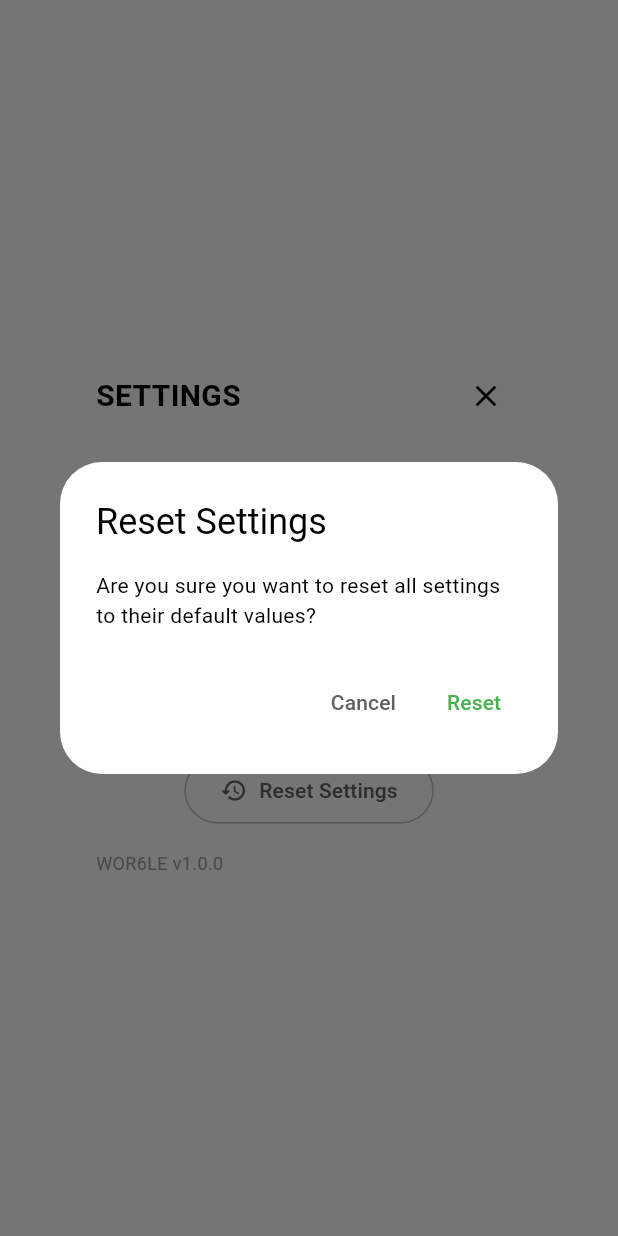
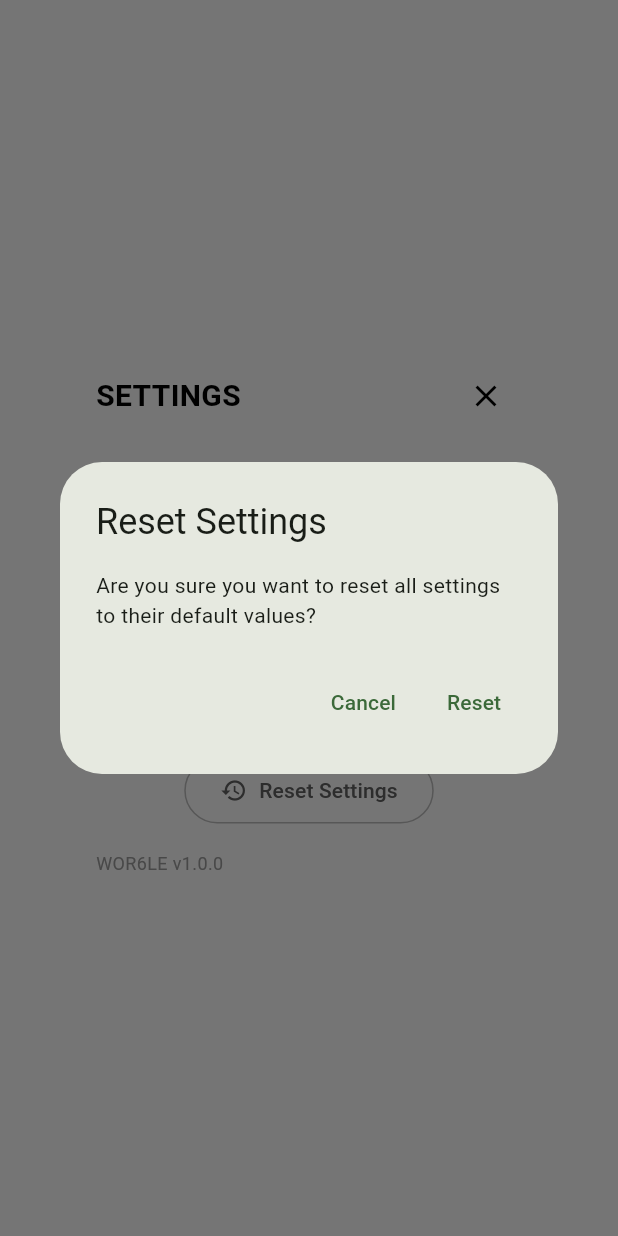
Before and after one commit to gridlocdev/wor6le, a Flutter app: the SettingsDialog widget shown alone on an empty page, opened directly with empty values, after a tap on "Reset Settings", on a phone screen of 412 x 824 dp. Run offline on Flutter 3.47's test engine with Material 3 defaults, Android fonts, the phone set to English and light mode, and no system bars; our stand-ins replace shared_preferences; accounts and stored records are empty; project files that could hold a hidden picture were left out.

Commit message:
remove theme from reset settings sub-modal
so it is more easily recognizable in dark mode

```diff
--- a/lib/dialogs/settings_dialog.dart
+++ b/lib/dialogs/settings_dialog.dart
@@ -178,36 +178,14 @@ class _SettingsDialogState extends State<SettingsDialog> {
                     context: context,
                     builder: (BuildContext context) {
                       return AlertDialog(
-                        backgroundColor: AppColors.getBackgroundColor(
-                          _darkMode,
-                        ),
-                        title: Text(
-                          'Reset Settings',
-                          style: TextStyle(
-                            color: AppColors.getTextColorForBackground(
-                              _darkMode,
-                            ),
-                          ),
-                        ),
-                        content: Text(
+                        title: const Text('Reset Settings'),
+                        content: const Text(
                           'Are you sure you want to reset all settings to their default values?',
-                          style: TextStyle(
-                            color: AppColors.getTextColorForBackground(
-                              _darkMode,
-                            ),
-                          ),
                         ),
                         actions: [
                           TextButton(
                             onPressed: () => Navigator.of(context).pop(),
-                            child: Text(
-                              'Cancel',
-                              style: TextStyle(
-                                color: _darkMode
-                                    ? Colors.grey[400]
-                                    : Colors.grey[700],
-                              ),
-                            ),
+                            child: const Text('Cancel'),
                           ),
                           TextButton(
                             onPressed: () {
@@ -219,14 +197,7 @@ class _SettingsDialogState extends State<SettingsDialog> {
                                 context,
                               ).pop(); // Close settings dialog
                             },
-                            child: Text(
-                              'Reset',
-                              style: TextStyle(
-                                color: _colorBlindMode
-                                    ? const Color(0xFFF5793A)
-                                    : Colors.green,
-                              ),
-                            ),
+                            child: const Text('Reset'),
                           ),
                         ],
                       );
```
